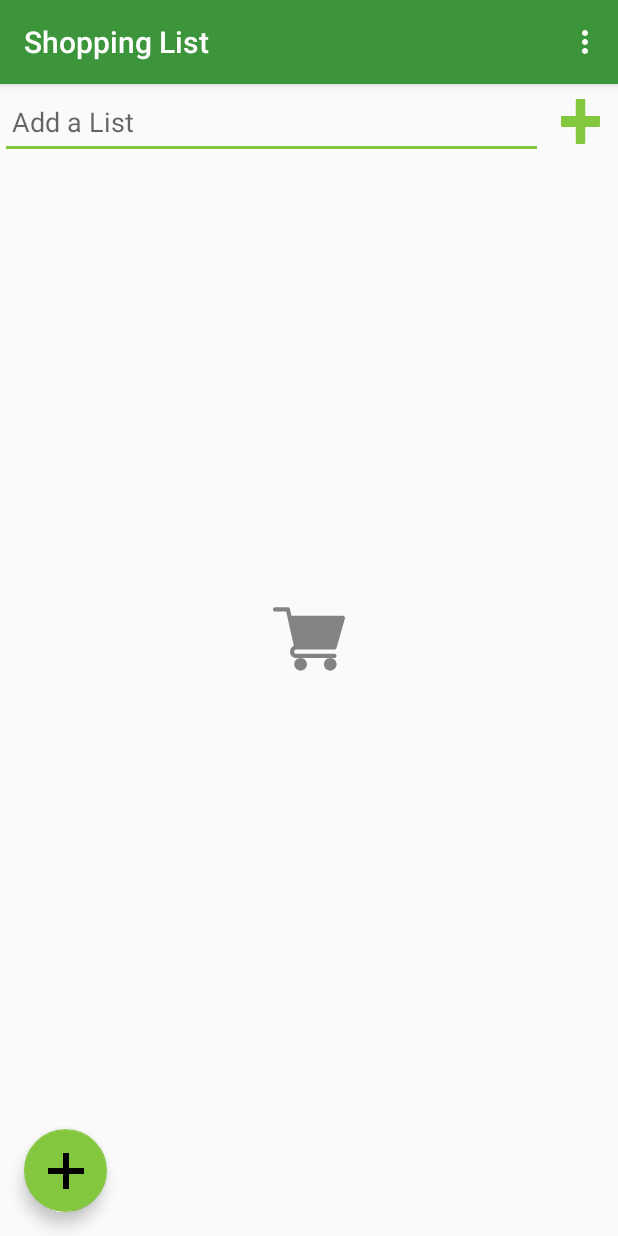
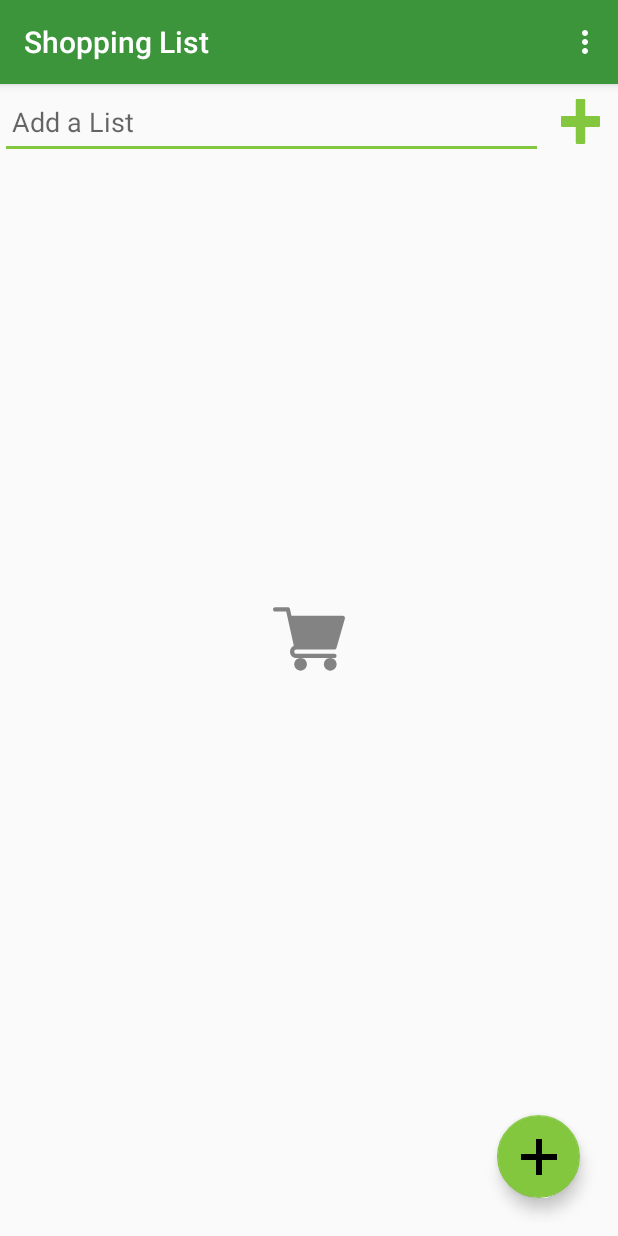
Before and after one commit to sboyard/ShopList, an Android app: the screen it shows after launch (MainActivity), on a phone screen of 412 x 824 dp. Run offline under Robolectric (Android 15) with nearby library versions, the phone set to English and light mode, and no system bars; our stand-ins replace Room's generated code, data binding; 1 statement that could not run was skipped.

Commit message:
Fixed fab positioning

```diff
--- a/app/src/main/res/layout/fragment_shopping_list.xml
+++ b/app/src/main/res/layout/fragment_shopping_list.xml
@@ -100,18 +100,19 @@
                 />
         </LinearLayout>
         <LinearLayout
-            android:layout_width="match_parent"
-            android:layout_height="match_parent">
+            android:layout_width="wrap_content"
+            android:layout_height="match_parent"
+            android:layout_alignParentEnd="true"
+            android:gravity="bottom|end">
 
             <com.google.android.material.floatingactionbutton.FloatingActionButton
                 android:id="@+id/fab"
                 android:layout_width="95dp"
                 android:layout_height="55dp"
-                android:layout_gravity="bottom"
-                android:layout_marginStart="16dp"
-                android:layout_marginTop="26dp"
-                android:layout_marginRight="40dp"
-                android:layout_marginBottom="16dp"
+                android:layout_gravity="bottom|center_vertical"
+                android:layout_marginLeft="25dp"
+                android:layout_marginRight="25dp"
+                android:layout_marginBottom="25dp"
                 android:clickable="true"
                 android:focusable="true"
                 android:onClick="@{() -> viewModel.onFabClick()}"
```
Also changed, not shown: app/src/main/res/layout/fragment_product_list.xml (+9 -7 lines).
